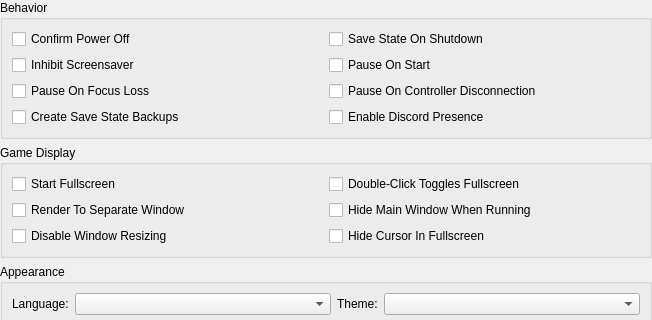
Old version of the form src/duckstation-qt/interfacesettingswidget.ui in the repository stenzek/duckstation; both pictures show x 0 to 652 and y 0 to 320 of the 652 by 483 pixel window.
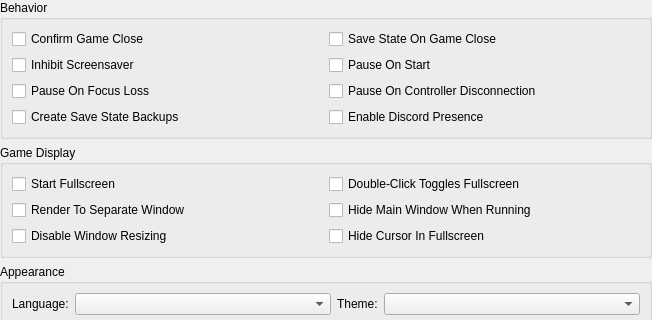
New version of the form.

Commit message: Qt: Normalize shut down labels

Patch:
```diff
--- a/src/duckstation-qt/interfacesettingswidget.ui
+++ b/src/duckstation-qt/interfacesettingswidget.ui
@@ -32,14 +32,14 @@
       <item row="0" column="0">
        <widget class="QCheckBox" name="confirmPowerOff">
         <property name="text">
-         <string>Confirm Power Off</string>
+         <string>Confirm Game Close</string>
         </property>
        </widget>
       </item>
       <item row="0" column="1">
        <widget class="QCheckBox" name="saveStateOnExit">
         <property name="text">
-         <string>Save State On Shutdown</string>
+         <string>Save State On Game Close</string>
         </property>
        </widget>
       </item>
```
Left out of the diff: 4 changed lines with no effect on the pictures. The commit also changes 7 other files.
